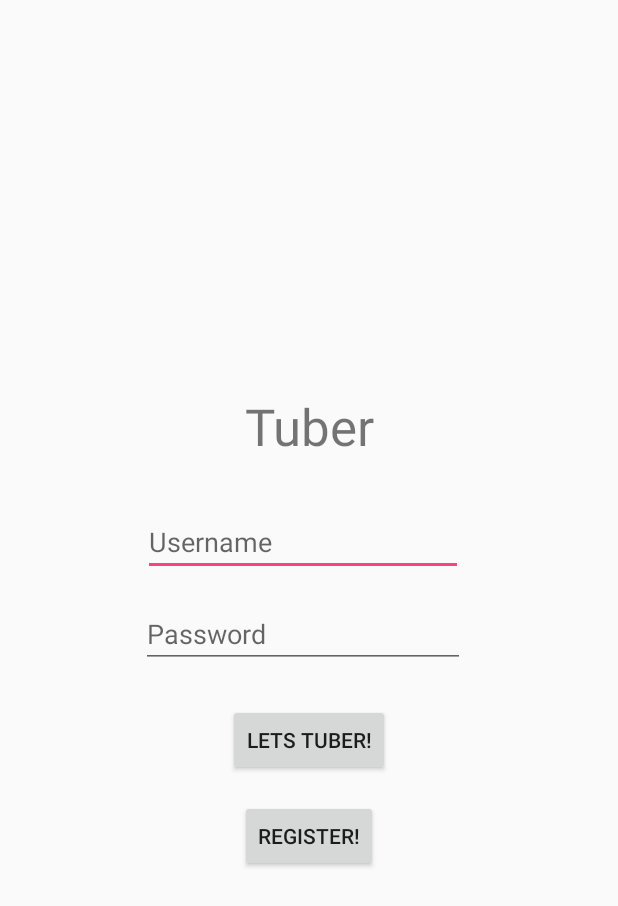
After one commit to Andrewjjj/Tuber, an Android app: the layout activity_login.xml on its own in the app's theme, with its tools: preview values and no code run, on a phone screen of 412 x 824 dp. The commit adds this screen. Shown: the top 906 px of the screen. Run offline under Robolectric (Android 15) with nearby library versions, the phone set to English and light mode, and no system bars.

Commit message:
Restored login, menu, map

```diff
--- a/app/build.gradle
+++ b/app/build.gradle
@@ -22,6 +22,7 @@ dependencies {
     implementation fileTree(dir: 'libs', include: ['*.jar'])
     implementation 'com.android.support:appcompat-v7:28.0.0'
     implementation 'com.android.support.constraint:constraint-layout:1.1.3'
+    implementation 'com.google.android.gms:play-services-maps:16.0.0'
     testImplementation 'junit:junit:4.12'
     androidTestImplementation 'com.android.support.test:runner:1.0.2'
     androidTestImplementation 'com.android.support.test.espresso:espresso-core:3.0.2'
--- /dev/null
+++ b/app/src/main/res/layout/activity_login.xml
@@ -0,0 +1,75 @@
+<?xml version="1.0" encoding="utf-8"?>
+<android.support.constraint.ConstraintLayout xmlns:android="http://schemas.android.com/apk/res/android"
+    xmlns:app="http://schemas.android.com/apk/res-auto"
+    xmlns:tools="http://schemas.android.com/tools"
+    android:layout_width="match_parent"
+    android:layout_height="match_parent"
+    tools:context=".MainActivity">
+
+    <Button
+        android:id="@+id/userLoginButton"
+        android:layout_width="wrap_content"
+        android:layout_height="wrap_content"
+        android:layout_marginStart="16dp"
+        android:layout_marginTop="24dp"
+        android:layout_marginEnd="16dp"
+        android:text="Lets Tuber!"
+        app:layout_constraintEnd_toEndOf="parent"
+        app:layout_constraintStart_toStartOf="parent"
+        app:layout_constraintTop_toBottomOf="@+id/userPasswordInput" />
+
+    <TextView
+        android:id="@+id/textView"
+        android:layout_width="wrap_content"
+        android:layout_height="wrap_content"
+        android:layout_marginStart="16dp"
+        android:layout_marginEnd="16dp"
+        android:layout_marginBottom="256dp"
+        android:text="Tuber"
+        android:textSize="34sp"
+        app:layout_constraintBottom_toBottomOf="parent"
+        app:layout_constraintEnd_toEndOf="parent"
+        app:layout_constraintStart_toStartOf="parent"
+        app:layout_constraintTop_toTopOf="parent" />
+
+    <EditText
+        android:id="@+id/userIdInput"
+        android:layout_width="wrap_content"
+        android:layout_height="wrap_content"
+        android:layout_marginStart="8dp"
+        android:layout_marginTop="32dp"
+        android:layout_marginEnd="16dp"
+        android:ems="10"
+        android:hint="Username"
+        android:inputType="textPersonName"
+        app:layout_constraintEnd_toEndOf="parent"
+        app:layout_constraintStart_toStartOf="parent"
+        app:layout_constraintTop_toBottomOf="@+id/textView" />
+
+    <EditText
+        android:id="@+id/userPasswordInput"
+        android:layout_width="216dp"
+        android:layout_height="wrap_content"
+        android:layout_marginStart="8dp"
+        android:layout_marginTop="16dp"
+        android:layout_marginEnd="16dp"
+        android:ems="10"
+        android:hint="Password"
+        android:inputType="textPassword"
+        app:layout_constraintEnd_toEndOf="parent"
+        app:layout_constraintStart_toStartOf="parent"
+        app:layout_constraintTop_toBottomOf="@+id/userIdInput" />
+
+    <Button
+        android:id="@+id/RegisterButton"
+        android:layout_width="wrap_content"
+        android:layout_height="wrap_content"
+        android:layout_marginStart="16dp"
+        android:layout_marginTop="16dp"
+        android:layout_marginEnd="16dp"
+        android:text="Register!"
+        app:layout_constraintEnd_toEndOf="parent"
+        app:layout_constraintStart_toStartOf="parent"
+        app:layout_constraintTop_toBottomOf="@+id/userLoginButton" />
+
+</android.support.constraint.ConstraintLayout>
--- a/app/src/main/res/values/strings.xml
+++ b/app/src/main/res/values/strings.xml
@@ -1,3 +1,4 @@
 <resources>
     <string name="app_name">Tuber</string>
+    <string name="title_activity_maps">Map</string>
 </resources>
```
Also changed, not shown: app/src/debug/res/values/google_maps_api.xml (added, +24 -0 lines), app/src/main/AndroidManifest.xml (+23 -0 lines), app/src/main/java/com/example/aman/tuber/MapsActivity.java (added, +46 -0 lines), app/src/main/res/layout/activity_maps.xml (added, +9 -0 lines), 1 other file.
